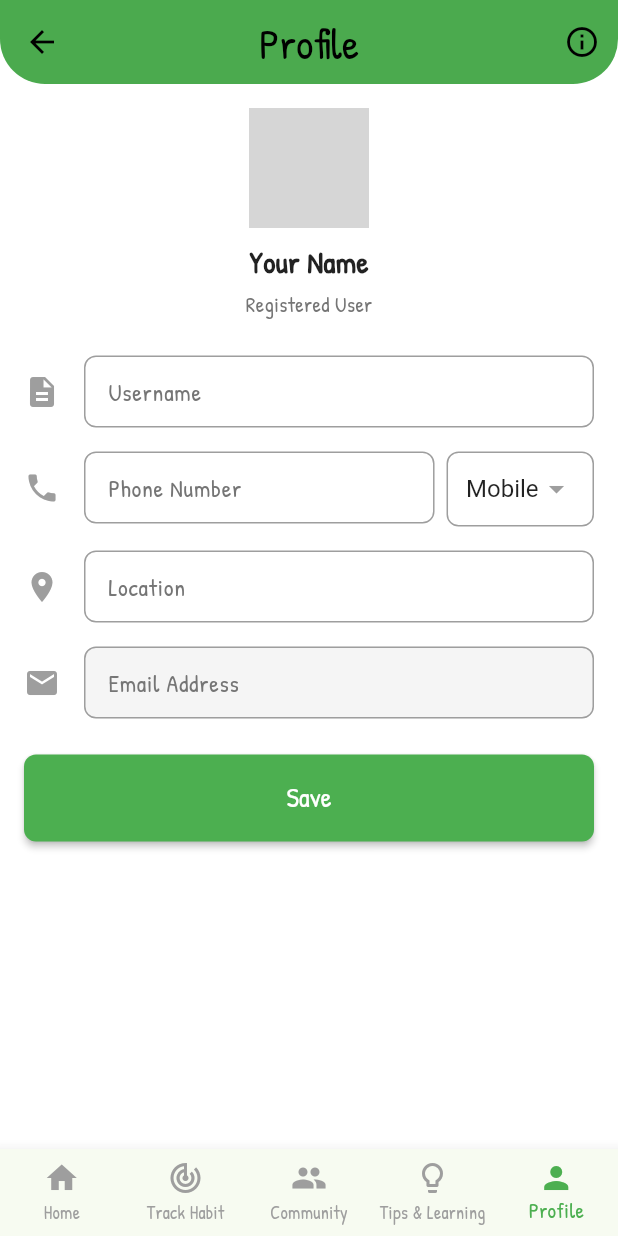
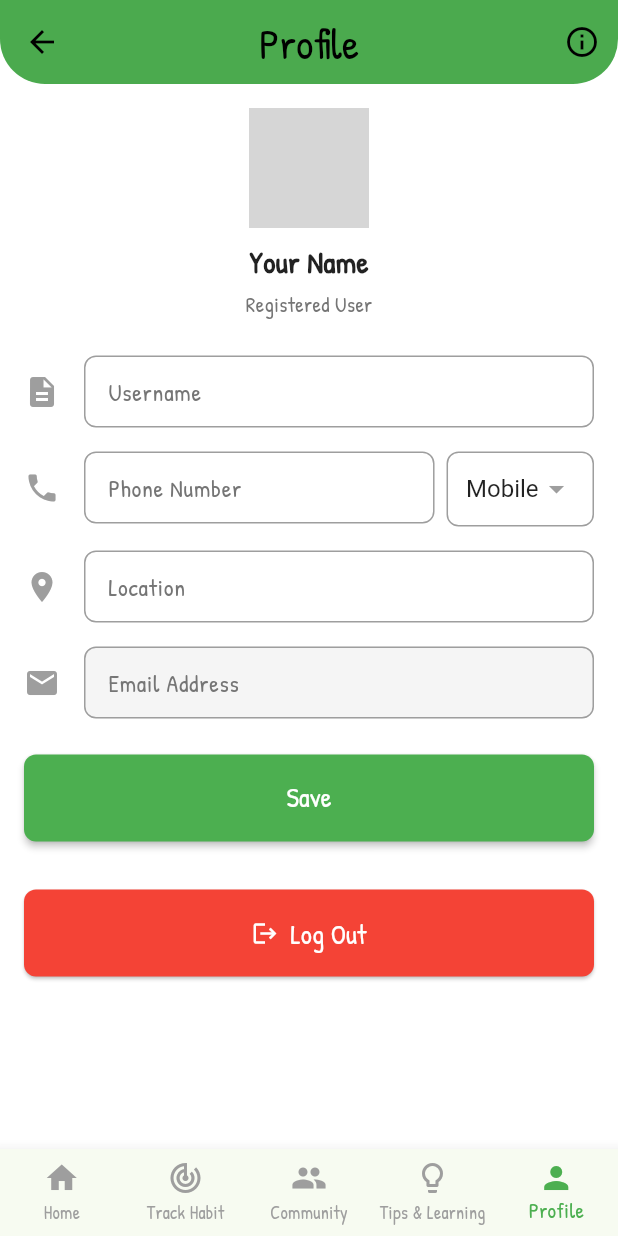
Before and after one commit to RicardoBOIs/Combine_Assignment, a Flutter app: the ProfilePage screen opened directly, on a phone screen of 412 x 824 dp. Run offline on Flutter 3.47's test engine with Material 3 defaults, Android fonts, the phone set to English and light mode, and no system bars; our stand-ins replace cloud_firestore, connectivity_plus, firebase_auth, firebase_core, fl_chart, flutter_animate and 6 more; accounts and stored records are empty; grey boxes are pictures that could not be loaded.

Commit message:
1.Added Logout Button for profile.dart 2.Added route to profile.dart at tips_education.dart

```diff
--- a/lib/YenHan/pages/tips_education.dart
+++ b/lib/YenHan/pages/tips_education.dart
@@ -10,6 +10,7 @@ import '../../screen/home.dart';
 import 'package:assignment_test/YenHan/Databases/CarbonFootPrintDao.dart';
 import '../../screen/track_habit_screen.dart';
 import 'package:assignment_test/Willie/community_main.dart';
+import 'package:assignment_test/screen/profile.dart';
 
 String _selectedRegion = 'MY';
 
@@ -136,7 +137,7 @@ class _TipsEducationScreenState extends State<TipsEducationScreen> {
   int _selectedIndex = 3;
 
   void _onNavItemTapped(int index) {
-    if (_selectedIndex == index) return; // Don't navigate if we're already on this page
+    if (_selectedIndex == index) return;
 
     Widget nextPage;
     switch (index) {
@@ -153,7 +154,7 @@ class _TipsEducationScreenState extends State<TipsEducationScreen> {
         nextPage = TipsEducationScreen();
         break;
       case 4:
-        nextPage = const TrackHabitScreen();
+        nextPage = const ProfilePage();
         break;
       default:
         nextPage = const HomePage();
--- a/lib/screen/profile.dart
+++ b/lib/screen/profile.dart
@@ -9,7 +9,9 @@ import 'package:assignment_test/screen/home.dart'; // For navigating back to Hom
 import 'package:assignment_test/screen/track_habit_screen.dart';
 import 'package:assignment_test/YenHan/pages/tips_education.dart';
 import 'package:assignment_test/Willie/community_main.dart'; // For CommunityChallengesScreen
+import 'package:assignment_test/YenHan/pages/login_page.dart';
 
+final FirebaseAuth firebaseAuth = FirebaseAuth.instance;
 
 class ProfilePage extends StatefulWidget {
   const ProfilePage({Key? key}) : super(key: key);
@@ -366,9 +368,54 @@ class _ProfilePageState extends State<ProfilePage> {
                 ),
               ),
             ),
-            const SizedBox(height: 24),
+            const SizedBox(height: 32),
 
-            // Info cards have been removed, so this section is no longer used.
+            SizedBox(
+              width: double.infinity,
+              child: ElevatedButton.icon(
+                icon: const Icon(Icons.logout),
+                label: const Text('Log Out'),
+                style: ElevatedButton.styleFrom(
+                  padding: const EdgeInsets.symmetric(vertical: 16),
+                  backgroundColor: Colors.red,
+                  foregroundColor: Colors.white,
+                  shape: RoundedRectangleBorder(
+                    borderRadius: BorderRadius.circular(8.0),
+                  ),
+                ),
+                onPressed: () async {
+                  final confirmed = await showDialog<bool>(
+                    context: context,
+                    builder: (BuildContext context) {
+                      return AlertDialog(
+                        title: const Text('Confirm Logout'),
+                        content: const Text('Are you sure you want to log out?'),
+                        actions: [
+                          TextButton(
+                            onPressed: () => Navigator.of(context).pop(false),
+                            child: const Text('Cancel'),
+                          ),
+                          ElevatedButton(
+                            style: ElevatedButton.styleFrom(backgroundColor: Colors.red),
+                            onPressed: () => Navigator.of(context).pop(true),
+                            child: const Text('Log Out'),
+                          ),
+                        ],
+                      );
+                    },
+                  );
+
+                  if (confirmed == true) {
+                    firebaseAuth.signOut();
+                    Navigator.of(context).pushReplacement(
+                      MaterialPageRoute(builder: (_) => const LoginPage()),
+                    );
+                  }
+                },
+              ),
+            ),
+
+
             // If you plan to re-introduce them, ensure you fetch the data for them.
           ],
         ),
```
